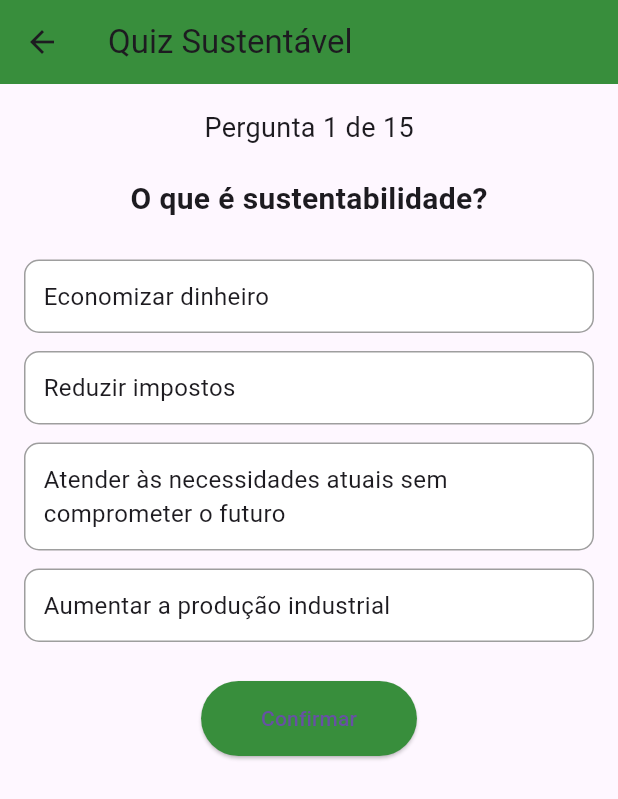
After one commit to yannn-dev/Projeto-App-Sustentabilidade, a Flutter app: the TreinamentoSustentavelPage screen opened directly, after a tap on "QUIZ", on a phone screen of 412 x 824 dp. The commit adds this screen. Shown: the top 799 px of the screen. Run offline on Flutter 3.47's test engine with Material 3 defaults, Android fonts, the phone set to English and light mode, and no system bars.

Commit message:
Finalização do quiz e correções

```diff
--- a/lib/pages/ambiental_page.dart
+++ b/lib/pages/ambiental_page.dart
@@ -71,8 +71,8 @@ class AmbientalPage extends StatelessWidget {
                             child: SingleChildScrollView(
                               child: Text(
                                 ' Esse pilar está relacionado ao cuidado com a natureza.\n A ideia é usar os recursos naturais (como água, árvores, solo e ar)\ncom responsabilidade,'
-                                    'sem destruir o meio ambiente.\nExemplos práticos:\nUsar energia limpa, como solar e eólica.\n Reduzir o uso de plásticos e reciclar o lixo.\n'
-                                    'Proteger florestas, rios e animais em extinção.\n Se o pilar ambiental falha, o planeta sofre: vem a poluição, falta de água potável,'
+                                    'sem destruir o meio ambiente.\nExemplos práticos:\n- Usar energia limpa, como solar e eólica.\n- Reduzir o uso de plásticos e reciclar o lixo.\n'
+                                    '- Proteger florestas, rios e animais em extinção.\n Se o pilar ambiental falha, o planeta sofre: vem a poluição, falta de água potável,'
                                     ' mudanças no clima e perda da biodiversidade.',
                                 textAlign: TextAlign.justify,
                                 style: TextStyle(
--- a/lib/pages/creditos_page.dart
+++ b/lib/pages/creditos_page.dart
@@ -1,5 +1,6 @@
 import 'package:flutter/material.dart';
 import 'package:trabalho_semestral_equipetango/pages/inicial_page.dart';
+import 'package:trabalho_semestral_equipetango/pages/treinamento_sustentavel_page.dart';
 
 class CreditosPage extends StatelessWidget {
   @override
@@ -67,7 +68,7 @@ class CreditosPage extends StatelessWidget {
                             onPressed: () {
                               Navigator.push(
                                 context,
-                                MaterialPageRoute(builder: (context) => InicialPage()),
+                                MaterialPageRoute(builder: (context) => TreinamentoSustentavelPage()),
                               );
                             },
                             style: ElevatedButton.styleFrom(
--- a/lib/pages/economia_page.dart
+++ b/lib/pages/economia_page.dart
@@ -73,7 +73,7 @@ class EconomiaPage extends StatelessWidget {
                                 'Esse pilar fala sobre o desenvolvimento econômico de forma responsável.\n'
                                     'Ou seja, ganhar dinheiro e crescer sem prejudicar o meio ambiente nem explorar as pessoas.\n'
                                     'Exemplos práticos:\n'
-                                    'Empregos com condições justas de trabalho.\nApoiar negócios que respeitam a natureza.\nIncentivar o consumo consciente.\nSe esse pilar não funciona, há crises econômicas, '
+                                    '- Empregos com condições justas de trabalho.\n- Apoiar negócios que respeitam a natureza.\n- Incentivar o consumo consciente.\nSe esse pilar não funciona, há crises econômicas, '
                                     'desemprego, exploração do trabalho e desperdício de recursos.',
                                 textAlign: TextAlign.justify,
                                 style: TextStyle(
--- a/lib/pages/entrada_page.dart
+++ b/lib/pages/entrada_page.dart
@@ -1,4 +1,5 @@
 import 'package:flutter/material.dart';
+import 'package:trabalho_semestral_equipetango/pages/creditos_page.dart';
 import 'package:trabalho_semestral_equipetango/pages/inicial_page.dart';
 import 'package:trabalho_semestral_equipetango/pages/treinamento_sustentavel_page.dart';
 
@@ -93,7 +94,7 @@ class TelaTreinamento extends StatelessWidget {
                   onPressed: () {
                     Navigator.push(
                       context,
-                      MaterialPageRoute(builder: (context) => TreinamentoSustentavelPage()),
+                      MaterialPageRoute(builder: (context) => CreditosPage()),
                     );// Ação do botão
                   },
                   style: ElevatedButton.styleFrom(
--- /dev/null
+++ b/lib/pages/quiz_page.dart
@@ -0,0 +1,278 @@
+import 'package:flutter/material.dart';
+import 'dart:math';
+
+class QuizPage extends StatefulWidget {
+  @override
+  _QuizPageState createState() => _QuizPageState();
+}
+
+class _QuizPageState extends State<QuizPage> {
+  @override
+  void initState(){
+    super.initState();
+    questions.shuffle();
+  }
+  int currentQuestion = 0;
+  int score = 0;
+  int? selectedAnswer;
+  bool answered = false;
+
+  final List<Map<String, dynamic>> questions = [
+    {
+      'question': 'Qual dos itens abaixo é reciclável?',
+      'options': ['Papel', 'Restos de comida', 'Bituca de cigarro', 'Espelho'],
+      'correct': 0,
+    },
+    {
+      'question': 'O que é sustentabilidade?',
+      'options': [
+        'Economizar dinheiro',
+        'Reduzir impostos',
+        'Atender às necessidades atuais sem comprometer o futuro',
+        'Aumentar a produção industrial'
+      ],
+      'correct': 2,
+    },
+    // Adicione mais perguntas seguindo o mesmo formato
+    {
+      'question': 'Qual é uma fonte de energia renovável?',
+      'options': ['Carvão', 'Petróleo', 'Energia solar', 'Gás natural'],
+      'correct': 2,
+    },
+    {
+      'question': 'O que é compostagem?',
+      'options': [
+        'Misturar lixo comum',
+        'Processo de reciclagem de plástico',
+        'Transformar resíduos orgânicos em adubo',
+        'Queimar resíduos tóxicos'
+      ],
+      'correct': 2,
+    },
+    {
+      'question': 'Qual dos seguintes é um dos 3 Rs da sustentabilidade?',
+      'options': ['Refletir', 'Reduzir', 'Reagir', 'Recompor'],
+      'correct': 1,
+    },
+    {
+      'question': 'Como economizar água em casa?',
+      'options': [
+        'Deixar a torneira aberta',
+        'Tomar banhos longos',
+        'Consertar vazamentos',
+        'Lavar calçadas com mangueira'
+      ],
+      'correct': 2,
+    },
+    {
+      'question': 'Qual é o principal gás do efeito estufa?',
+      'options': ['Oxigênio', 'Hidrogênio', 'Dióxido de carbono (CO2)', 'Nitrogênio'],
+      'correct': 2,
+    },
+    {
+      'question': 'Qual prática ajuda na preservação das florestas?',
+      'options': [
+        'Desmatamento',
+        'Uso de papel reciclado',
+        'Construção de estradas',
+        'Caça ilegal'
+      ],
+      'correct': 1,
+    },
+    {
+      'question': 'O que fazer com óleo de cozinha usado?',
+      'options': [
+        'Jogar na pia',
+        'Descartar no lixo comum',
+        'Guardar e levar para reciclagem',
+        'Enterrar no quintal'
+      ],
+      'correct': 2,
+    },
+    {
+      'question': 'Qual é a melhor atitude ao ver lixo no chão?',
+      'options': [
+        'Ignorar',
+        'Chutar para o lado',
+        'Recolher e descartar corretamente',
+        'Reclamar nas redes sociais'
+      ],
+      'correct': 2,
+    },
+    {
+      'question': 'Qual dessas atitudes ajuda a reduzir a pegada de carbono?',
+      'options': [
+        'Usar carro para curtas distâncias',
+        'Comer alimentos ultraprocessados',
+        'Consumir produtos locais e sazonais',
+        'Deixar aparelhos no modo standby'
+      ],
+      'correct': 2,
+    },
+    {
+      'question': 'O que significa a sigla ODS, usada pela ONU?',
+      'options': [
+        'Organização de Desenvolvimento Sustentável',
+        'Objetivos de Desenvolvimento Sustentável',
+        'Ordem de Direitos Sociais',
+        'Observatório de Desenvolvimento Social'
+      ],
+      'correct': 1,
+    },
+    {
+      'question': 'Qual a melhor forma de descartar pilhas e baterias usadas?',
+      'options': [
+        'No lixo comum',
+        'Enterrar no solo',
+        'Levar a pontos de coleta específicos',
+        'Jogar no vaso sanitário'
+      ],
+      'correct': 2,
+    },
+    {
+      'question': 'Qual destes materiais demora mais para se decompor na natureza?',
+      'options': [
+        'Papel',
+        'Plástico',
+        'Casca de banana',
+        'Pano de algodão'
+      ],
+      'correct': 1,
+    },
+    {
+      'question': 'Qual o principal objetivo da reciclagem?',
+      'options': [
+        'Criar novos aterros sanitários',
+        'Economizar água',
+        'Reduzir a quantidade de resíduos e reaproveitar materiais',
+        'Diminuir o uso de internet'
+      ],
+      'correct': 2,
+    },
+  ];
+
+  void confirmAnswer() {
+    if (selectedAnswer != null && !answered) {
+      setState(() {
+        answered = true;
+        if (selectedAnswer == questions[currentQuestion]['correct']) {
+          score++;
+        }
+      });
+    }
+  }
+
+  void nextQuestion() {
+    if (currentQuestion < questions.length - 1) {
+      setState(() {
+        currentQuestion++;
+        selectedAnswer = null;
+        answered = false;
+      });
+    } else {
+      // Fim do quiz
+      showDialog(
+        context: context,
+        builder: (_) => AlertDialog(
+          title: Text('Quiz finalizado!'),
+          content: Text('Você acertou $score de ${questions.length} perguntas.'),
+          actions: [
+            TextButton(
+              onPressed: () {
+                Navigator.pop(context);
+                Navigator.pop(context);
+              },
+              child: Text('Voltar ao início'),
+            ),
+          ],
+        ),
+      );
+    }
+  }
+
+  @override
+  Widget build(BuildContext context) {
+    final question = questions[currentQuestion];
+
+    return Scaffold(
+      appBar: AppBar(
+        title: Text('Quiz Sustentável'),
+        backgroundColor: Colors.green[700],
+      ),
+      body: Padding(
+        padding: const EdgeInsets.all(16.0),
+        child: Column(
+          children: [
+            Text(
+              'Pergunta ${currentQuestion + 1} de ${questions.length}',
+              style: TextStyle(fontSize: 18),
+            ),
+            SizedBox(height: 20),
+            Text(
+              question['question'],
+              style: TextStyle(fontSize: 20, fontWeight: FontWeight.bold),
+            ),
+            SizedBox(height: 20),
+            ...List.generate(question['options'].length, (index) {
+              final isSelected = selectedAnswer == index;
+              final isCorrect = question['correct'] == index;
+
+              Color getColor() {
+                if (!answered) {
+                  return isSelected ? Colors.lightGreen : Colors.white;
+                } else {
+                  if (isCorrect) return Colors.green;
+                  if (isSelected && !isCorrect) return Colors.red;
+                  return Colors.white;
+                }
+              }
+
+              return GestureDetector(
+                onTap: () {
+                  if (!answered) {
+                    setState(() {
+                      selectedAnswer = index;
+                    });
+                  }
+                },
+                child: Container(
+                  margin: EdgeInsets.symmetric(vertical: 6),
+                  padding: EdgeInsets.all(12),
+                  width: double.infinity,
+                  decoration: BoxDecoration(
+                    color: getColor(),
+                    border: Border.all(color: Colors.grey),
+                    borderRadius: BorderRadius.circular(10),
+                  ),
+                  child: Text(
+                    question['options'][index],
+                    style: TextStyle(fontSize: 16),
+                  ),
+                ),
+              );
+            }),
+            SizedBox(height: 20),
+            if (!answered)
+              ElevatedButton(
+                onPressed: confirmAnswer,
+                child: Text('Confirmar'),
+                style: ElevatedButton.styleFrom(
+                  backgroundColor: Colors.green[700],
+                  padding: EdgeInsets.symmetric(horizontal: 40, vertical: 15),
+                ),
+              ),
+            if (answered)
+              ElevatedButton(
+                onPressed: nextQuestion,
+                child: Text('Continuar'),
+                style: ElevatedButton.styleFrom(
+                  backgroundColor: Colors.blue[700],
+                  padding: EdgeInsets.symmetric(horizontal: 40, vertical: 15),
+                ),
+              ),
+          ],
+        ),
+      ),
+    );
+  }
+}
--- a/lib/pages/sociedade_page.dart
+++ b/lib/pages/sociedade_page.dart
@@ -70,9 +70,9 @@ class SociedadePage extends StatelessWidget {
                           Expanded(
                             child: SingleChildScrollView(
                               child: Text(
-                                'O pilar social trata das pessoas e da qualidade de vida.\nEle busca garantir qie todos possuam acesso aos seus direitos\nbásicos, como saúde, educação,'
-                                    'moradia, segurança e respeito.\nExemplos práticos:\nGarantir educação para todos.\nPolíticas para diminuir a pobreza e a desigualdade.\n'
-                                    'Lutar contra o preconceito e a exclusão.\nQuando esse pilar é esquecido, aumentam os problemas sociais, como fome, violência, falta de acesso\na serviços e injustiça.',
+                                'O pilar social trata das pessoas e da qualidade de vida.\nEle busca garantir que todos possuam acesso aos seus direitos\nbásicos, como saúde, educação,'
+                                    ' moradia, segurança e respeito.\nExemplos práticos:\n- Garantir educação para todos.\n- Políticas para diminuir a pobreza e a desigualdade.\n'
+                                    '- Lutar contra o preconceito e a exclusão.\nQuando esse pilar é esquecido, aumentam os problemas sociais, como fome, violência, falta de acesso\na serviços e injustiça.',
                                 textAlign: TextAlign.justify,
                                 style: TextStyle(
                                   color: Colors.white,
--- a/lib/pages/treinamento_sustentavel_page.dart
+++ b/lib/pages/treinamento_sustentavel_page.dart
@@ -1,5 +1,6 @@
 import 'package:flutter/material.dart';
-import 'package:trabalho_semestral_equipetango/pages/creditos_page.dart';
+import 'package:trabalho_semestral_equipetango/pages/quiz_page.dart';
+import 'package:trabalho_semestral_equipetango/pages/inicial_page.dart';
 
 class TreinamentoSustentavelPage extends StatelessWidget {
   @override
@@ -67,7 +68,7 @@ class TreinamentoSustentavelPage extends StatelessWidget {
                             onPressed: () {
                               Navigator.push(
                                   context,
-                                  MaterialPageRoute(builder: (context) => CreditosPage()),
+                                  MaterialPageRoute(builder: (context) => InicialPage()),
                               );
                             },
                             style: ElevatedButton.styleFrom(
@@ -81,7 +82,34 @@ class TreinamentoSustentavelPage extends StatelessWidget {
                               mainAxisSize: MainAxisSize.min,
                               children: [
                                 Text(
-                                  'CONTINUAR',
+                                  'CONTEÚDO',
+                                  style: TextStyle(fontSize: 18),
+                                ),
+                                SizedBox(width: 10),
+                                Icon(Icons.arrow_right_alt),
+                              ],
+                            ),
+                          ),
+                          SizedBox(height: 30),
+                          ElevatedButton(
+                            onPressed: () {
+                              Navigator.push(
+                                context,
+                                MaterialPageRoute(builder: (context) => QuizPage()),
+                              );
+                            },
+                            style: ElevatedButton.styleFrom(
+                              backgroundColor: Colors.green[700],
+                              padding: EdgeInsets.symmetric(horizontal: 40, vertical: 15),
+                              shape: RoundedRectangleBorder(
+                                borderRadius: BorderRadius.circular(15),
+                              ),
+                            ),
+                            child: Row(
+                              mainAxisSize: MainAxisSize.min,
+                              children: [
+                                Text(
+                                  'QUIZ',
                                   style: TextStyle(fontSize: 18),
                                 ),
                                 SizedBox(width: 10),
```
